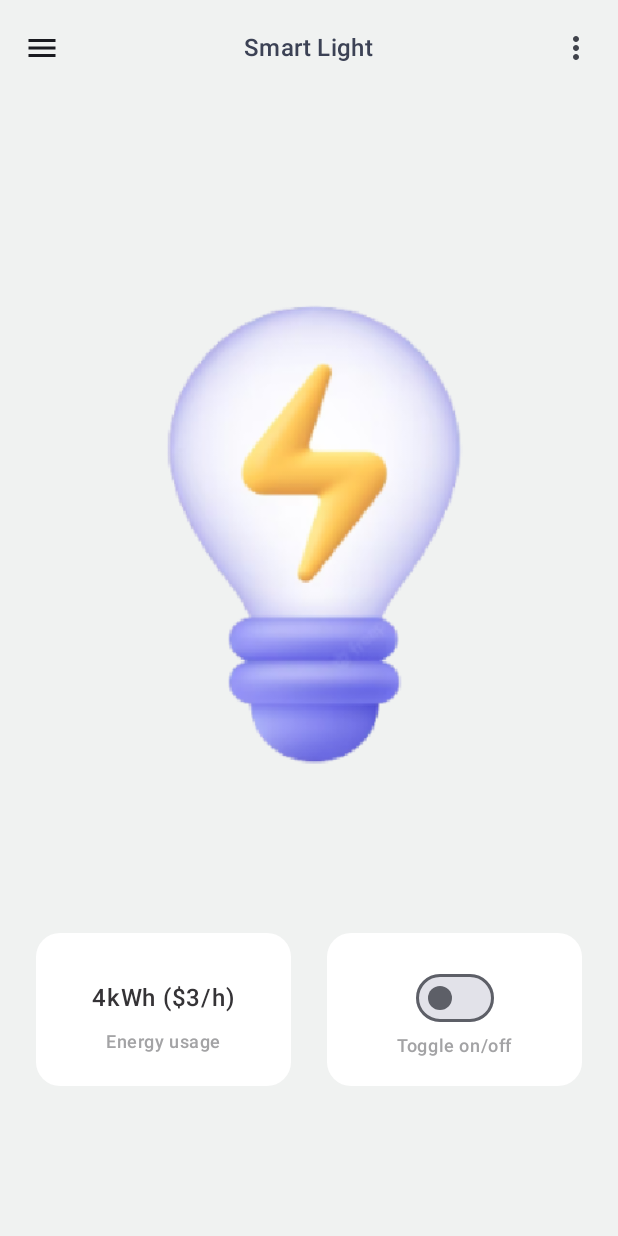
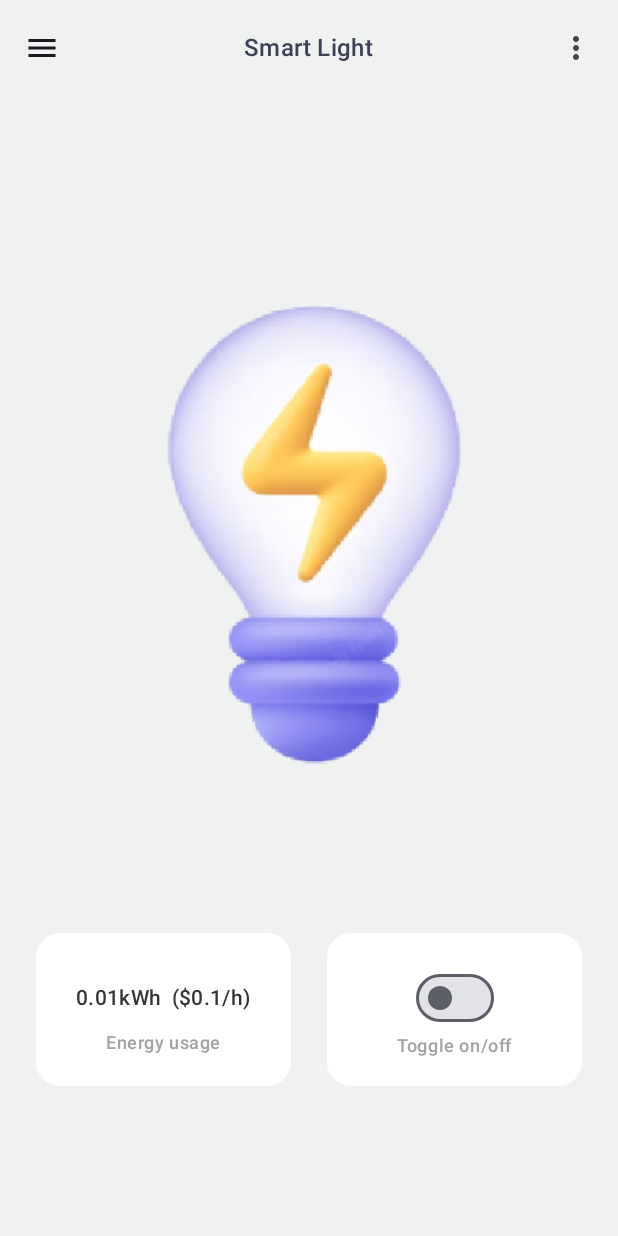
Before and after one commit to WenyuanYu3697/housefy, an Android app built with Jetpack Compose: the screen it shows after launch (MainActivity), after a tap on "Smart Light", on a phone screen of 412 x 824 dp. Run offline under Robolectric (Android 15) with nearby library versions, the phone set to English and light mode, and no system bars.

Commit message:
CHANGED: - Updated values for smart light energy usage

```diff
--- a/housefy/src/main/java/ca/quantum/quants/it/housefy/components/smart_light/EnergyUsage.kt
+++ b/housefy/src/main/java/ca/quantum/quants/it/housefy/components/smart_light/EnergyUsage.kt
@@ -28,8 +28,8 @@ fun EnergyUsage(modifier: Modifier = Modifier) {
             horizontalAlignment = Alignment.CenterHorizontally
         ) {
             Text(
-                text = "4kWh ($3/h)",
-                style = MaterialTheme.typography.bodyLarge
+                text = "0.01kWh  ($0.1/h)",
+                style = MaterialTheme.typography.bodyMedium
                     .copy(color = Color(0xFF353336))
                     .copy(fontWeight = FontWeight.Medium),
                 modifier = Modifier.padding(bottom = 12.dp, top = 12.dp)
```
